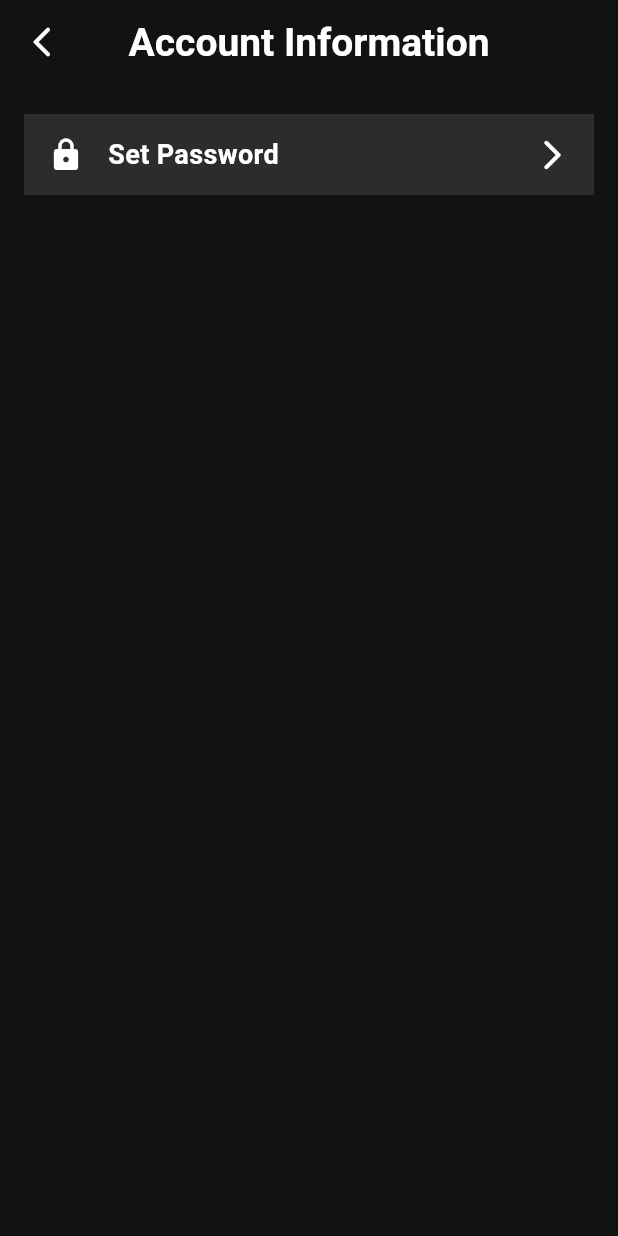
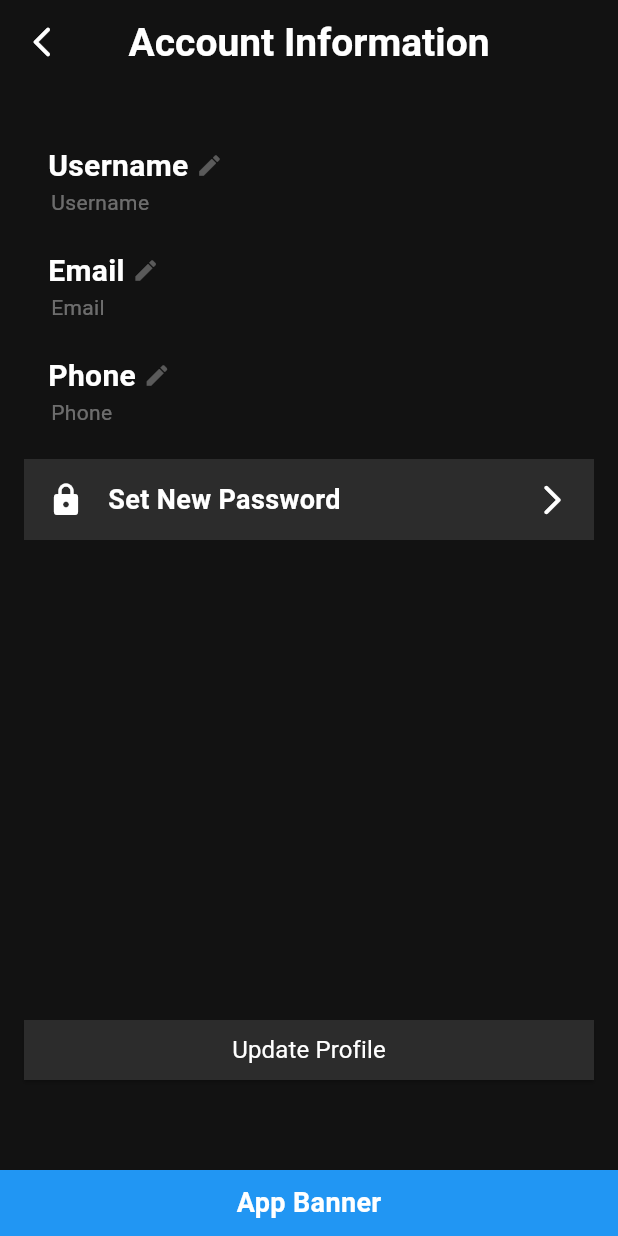
Before and after one commit to manglesh-0605/chords-app, a Flutter app: the ProfileDetails screen opened directly, on a phone screen of 412 x 824 dp. Run offline on Flutter 3.47's test engine with Material 3 defaults, Android fonts, the light colour scheme and no system bars; our stand-ins replace flutter_screenutil.

Commit message:
updated the Profile details screen

```diff
--- a/lib/view/auth/profile/profile_details.dart
+++ b/lib/view/auth/profile/profile_details.dart
@@ -2,7 +2,6 @@ import 'package:chords_app/global/global.dart';
 import 'package:chords_app/view/auth/profile/set_password.dart';
 import 'package:flutter/material.dart';
 import 'package:flutter_screenutil/flutter_screenutil.dart';
-
 import '../../../res/colors.dart';
 
 class ProfileDetails extends StatelessWidget {
@@ -10,17 +9,78 @@ class ProfileDetails extends StatelessWidget {
 
   @override
   Widget build(BuildContext context) {
+    List tabData = [
+      {"icon": Icons.person_rounded, "title": "Username", "onClick": ""},
+      {"icon": Icons.notifications_rounded, "title": "Email", "onClick": ""},
+      {"icon": Icons.policy_rounded, "title": "Phone", "onClick": ""},
+    ];
+
     return Scaffold(
       appBar: AppBar(
         leading: backIcon(context),
         title: const Text("Account Information"),
       ),
-      body: SingleChildScrollView(
-        child: Padding(
+      body: Stack(
+        children: [
+          Padding(
             padding: EdgeInsets.symmetric(horizontal: 16.w),
+            child: SingleChildScrollView(
               child: Column(
                 children: [
-              spaceHeight(20.h),
+                  spaceHeight(40.h),
+                  Column(
+                    children: List.generate(
+                      tabData.length,
+                      (index) => GestureDetector(
+                        onTap: () {
+                          if (index == 100) {
+                            switchScreenPush(
+                                context, tabData[index]['onClick']);
+                          }
+                        },
+                        child: Container(
+                          height: 60.h,
+                          color: AppColors.transparent,
+                          margin: EdgeInsets.only(bottom: 10.h),
+                          child: Column(
+                            children: [
+                              Row(
+                                children: [
+                                  spaceWidth(),
+                                  Text(
+                                    tabData[index]['title'],
+                                    style: textStyle(
+                                      fontSize: 20.sp,
+                                      weight: FontWeight.w700,
+                                    ),
+                                  ),
+                                  spaceWidth(5.w),
+                                  const Icon(
+                                    Icons.edit,
+                                    color: Colors.white30,
+                                    size: 18,
+                                  ),
+                                ],
+                              ),
+                              Align(
+                                alignment: Alignment.centerLeft,
+                                child: Padding(
+                                  padding: EdgeInsets.fromLTRB(18.w, 0, 0, 0),
+                                  child: Text(
+                                    tabData[index]["title"],
+                                    style: textStyle(
+                                      fontSize: 14.sp,
+                                      color: Colors.white38,
+                                    ),
+                                  ),
+                                ),
+                              ),
+                            ],
+                          ),
+                        ),
+                      ),
+                    ),
+                  ),
                   GestureDetector(
                     onTap: () {
                       switchScreenPush(context, const SetPassword());
@@ -39,7 +99,7 @@ class ProfileDetails extends StatelessWidget {
                           spaceWidth(),
                           Expanded(
                             child: Text(
-                          "Set Password",
+                              "Set New Password",
                               style: textStyle(
                                   fontSize: 18.sp, weight: FontWeight.w700),
                             ),
@@ -57,6 +117,53 @@ class ProfileDetails extends StatelessWidget {
               ),
             ),
           ),
+
+          // "Update Profile" button
+          Positioned(
+            bottom: 100.h, // 100px space from the bottom
+            left: 16.w, // Side padding
+            right: 16.w, // Side padding
+            child: SizedBox(
+              width: double.infinity,
+              child: ElevatedButton(
+                onPressed: () {
+                  // Add your button action here
+                },
+                style: ElevatedButton.styleFrom(
+                  backgroundColor: AppColors.blackGrey,
+                  shape: RoundedRectangleBorder(
+                    borderRadius: BorderRadius.zero
+                  )
+                ),
+                child: Text(
+                  "Update Profile",
+                  style: textStyle(weight: FontWeight.w400),
+                ),
+              ),
+            ),
+          ),
+
+          // App Banner
+          Align(
+            alignment: Alignment.bottomCenter,
+            child: Container(
+              height: 44.h,
+              width: double.infinity,
+              color: Colors.blue, // Replace with your desired banner color
+              child: Center(
+                child: Text(
+                  'App Banner',
+                  style: textStyle(
+                    fontSize: 18.sp,
+                    weight: FontWeight.bold,
+                    color: Colors.white,
+                  ),
+                ),
+              ),
+            ),
+          ),
+        ],
+      ),
     );
   }
 }
```
Lines whose indentation alone changed are shown as unchanged.
